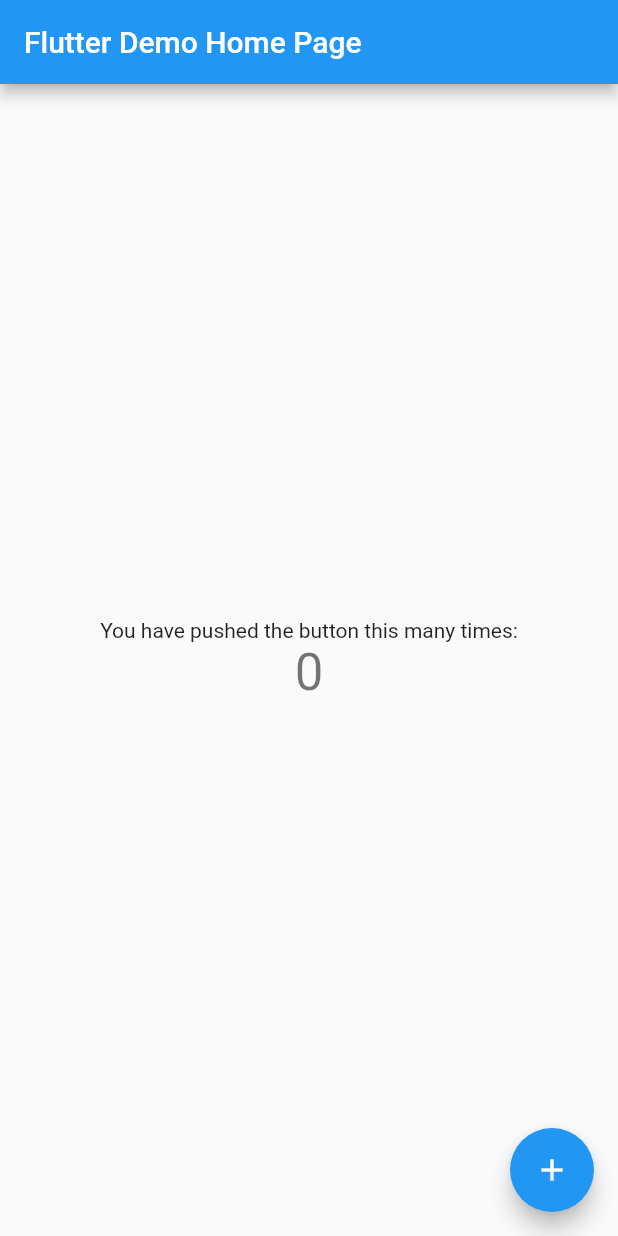
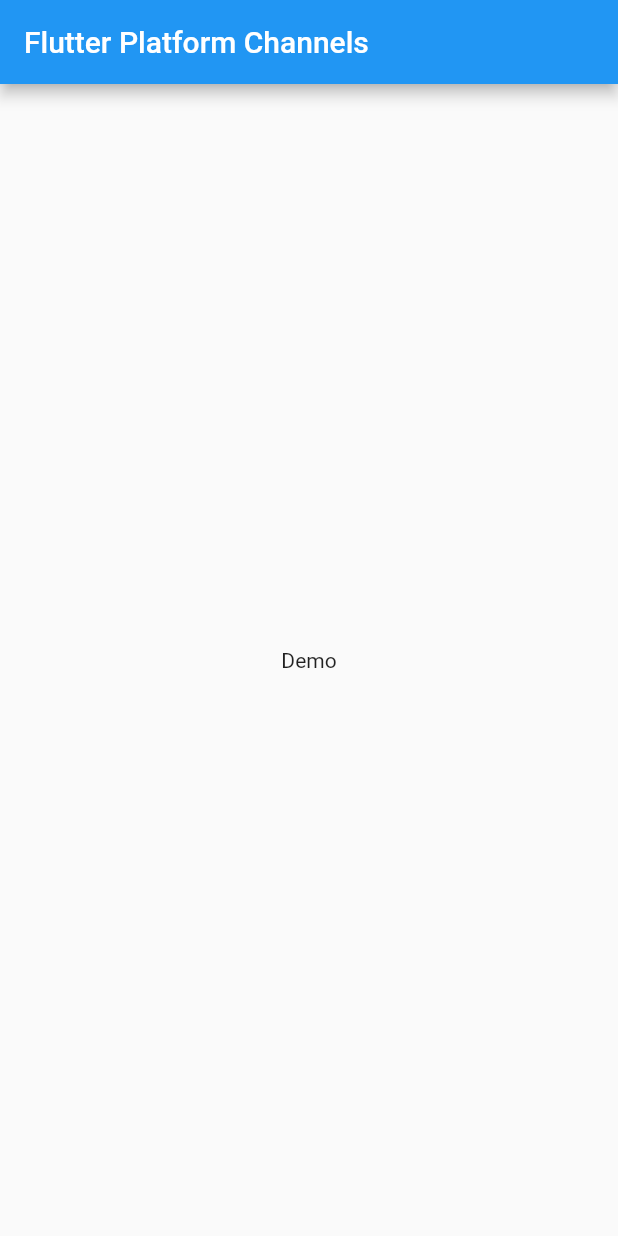
Before and after one commit to joshuadeguzman/flutter_platform_channels_sample, a Flutter app: the screen it shows after launch, on a phone screen of 412 x 824 dp. Run offline on Flutter 3.47's test engine with Material 2 defaults, Android fonts, the phone set to English and light mode, and no system bars; statements that could not run were skipped.

Commit message:
Initial commit

```diff
--- a/lib/main.dart
+++ b/lib/main.dart
@@ -1,4 +1,6 @@
+import 'package:flutter/foundation.dart';
 import 'package:flutter/material.dart';
+import 'package:flutter/services.dart';
 
 void main() => runApp(MyApp());
 
@@ -6,11 +8,11 @@ class MyApp extends StatelessWidget {
   @override
   Widget build(BuildContext context) {
     return MaterialApp(
-      title: 'Flutter Demo',
+      title: 'Flutter Platform Channels',
       theme: ThemeData(
         primarySwatch: Colors.blue,
       ),
-      home: MyHomePage(title: 'Flutter Demo Home Page'),
+      home: MyHomePage(title: 'Flutter Platform Channels'),
     );
   }
 }
@@ -25,12 +27,12 @@ class MyHomePage extends StatefulWidget {
 }
 
 class _MyHomePageState extends State<MyHomePage> {
-  int _counter = 0;
+  @override
+  void initState() {
+    // Receive binary messages from native platforms
+    _startReceivingBinaryMessages();
 
-  void _incrementCounter() {
-    setState(() {
-      _counter++;
-    });
+    super.initState();
   }
 
   @override
@@ -43,21 +45,21 @@ class _MyHomePageState extends State<MyHomePage> {
         child: Column(
           mainAxisAlignment: MainAxisAlignment.center,
           children: <Widget>[
-            Text(
-              'You have pushed the button this many times:',
-            ),
-            Text(
-              '$_counter',
-              style: Theme.of(context).textTheme.display1,
-            ),
+            Text('Demo'),
           ],
         ),
       ),
-      floatingActionButton: FloatingActionButton(
-        onPressed: _incrementCounter,
-        tooltip: 'Increment',
-        child: Icon(Icons.add),
-      ), // This trailing comma makes auto-formatting nicer for build methods.
     );
   }
+
+  void _startReceivingBinaryMessages() {
+    BinaryMessages.setMessageHandler('native_to_flutter_binary_message',
+        (ByteData message) async {
+      final ReadBuffer readBuffer = ReadBuffer(message);
+      final double x = readBuffer.getFloat64();
+      final int y = readBuffer.getInt32();
+      print('Received $x & $y');
+      return null;
+    });
+  }
 }
```
Also changed, not shown: 1 other file.
